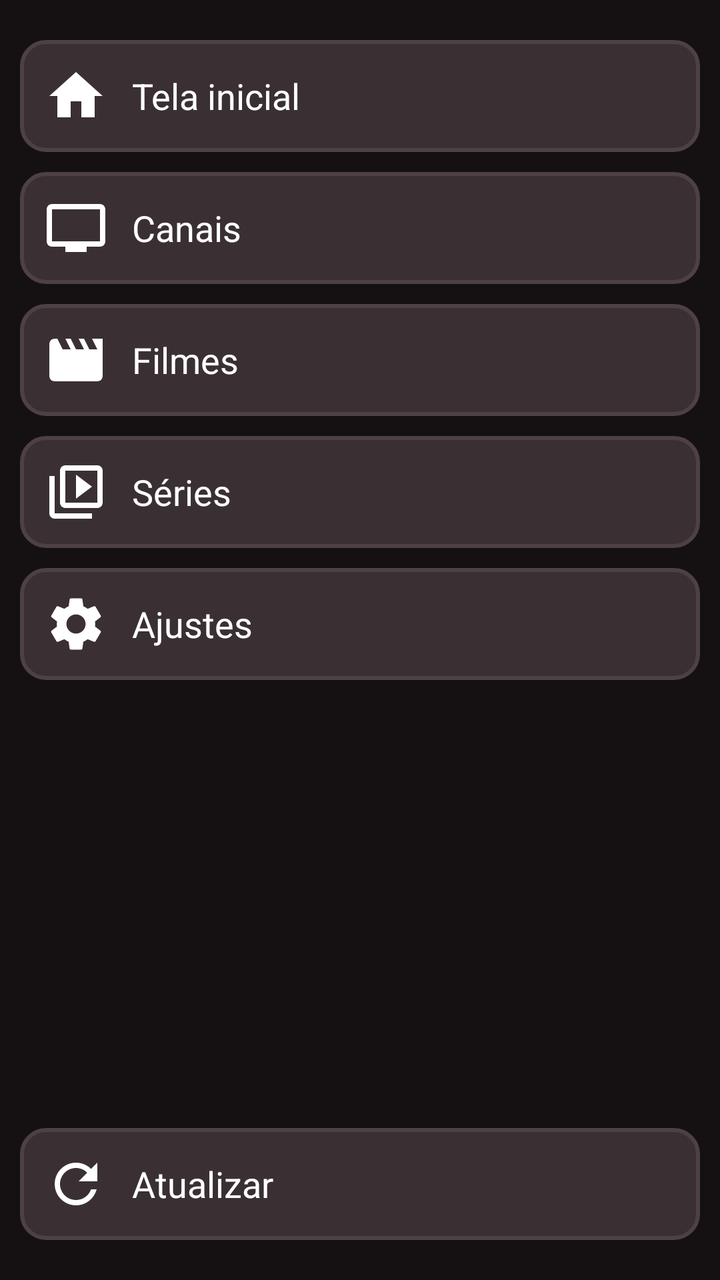
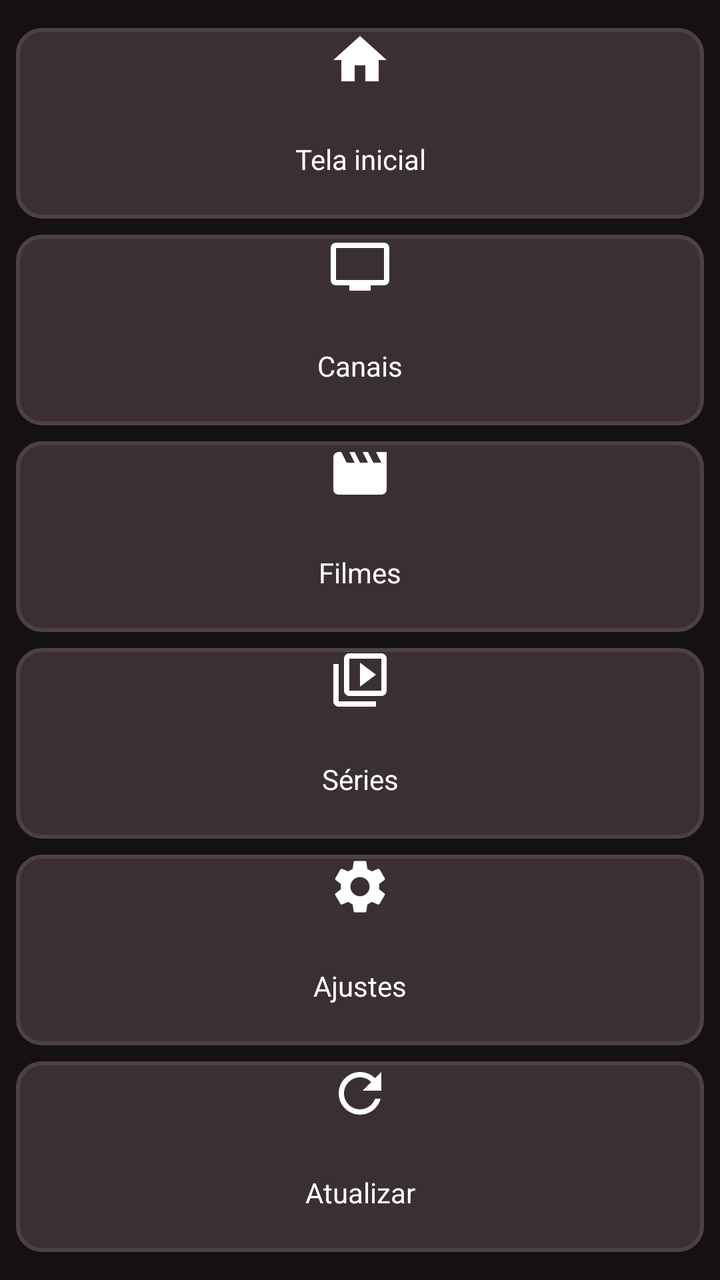

Before-and-after screenshots of an Android layout around one commit, followed by the original layout XML and the change that was made.
<!-- AndroidManifest.xml: application theme android:Theme.Material.NoActionBar -->
<!-- res/layout/layout_nav.xml -->
<?xml version="1.0" encoding="utf-8"?>
<LinearLayout xmlns:android="http://schemas.android.com/apk/res/android"
    android:id="@+id/group_nav"
    android:layout_width="200dp"
    android:layout_height="match_parent"
    android:background="#151113"
    android:orientation="vertical"
    android:paddingTop="20dp"
    android:paddingBottom="20dp">

    <TextView
        android:id="@+id/nav_home"
        android:layout_width="match_parent"
        android:layout_height="56dp"
        android:layout_marginLeft="10dp"
        android:layout_marginRight="10dp"
        android:layout_marginBottom="10dp"
        android:background="@drawable/bg_button"
        android:clickable="true"
        android:contentDescription="Tela inicial"
        android:drawableLeft="@drawable/ic_nav_home"
        android:drawablePadding="12dp"
        android:focusable="true"
        android:gravity="center_vertical"
        android:nextFocusDown="@+id/nav_live"
        android:paddingLeft="12dp"
        android:paddingRight="8dp"
        android:singleLine="true"
        android:text="Tela inicial"
        android:textColor="#FFFFFF"
        android:textSize="18sp" />

    <TextView
        android:id="@+id/nav_live"
        android:layout_width="match_parent"
        android:layout_height="56dp"
        android:layout_marginLeft="10dp"
        android:layout_marginRight="10dp"
        android:layout_marginBottom="10dp"
        android:background="@drawable/bg_button"
        android:clickable="true"
        android:contentDescription="Canais"
        android:drawableLeft="@drawable/ic_nav_live"
        android:drawablePadding="12dp"
        android:focusable="true"
        android:gravity="center_vertical"
        android:nextFocusDown="@+id/nav_movie"
        android:nextFocusUp="@+id/nav_home"
        android:paddingLeft="12dp"
        android:paddingRight="8dp"
        android:singleLine="true"
        android:text="Canais"
        android:textColor="#FFFFFF"
        android:textSize="18sp" />

    <TextView
        android:id="@+id/nav_movie"
        android:layout_width="match_parent"
        android:layout_height="56dp"
        android:layout_marginLeft="10dp"
        android:layout_marginRight="10dp"
        android:layout_marginBottom="10dp"
        android:background="@drawable/bg_button"
        android:clickable="true"
        android:contentDescription="Filmes"
        android:drawableLeft="@drawable/ic_nav_movie"
        android:drawablePadding="12dp"
        android:focusable="true"
        android:gravity="center_vertical"
        android:nextFocusDown="@+id/nav_series"
        android:nextFocusUp="@+id/nav_live"
        android:paddingLeft="12dp"
        android:paddingRight="8dp"
        android:singleLine="true"
        android:text="Filmes"
        android:textColor="#FFFFFF"
        android:textSize="18sp" />

    <TextView
        android:id="@+id/nav_series"
        android:layout_width="match_parent"
        android:layout_height="56dp"
        android:layout_marginLeft="10dp"
        android:layout_marginRight="10dp"
        android:layout_marginBottom="10dp"
        android:background="@drawable/bg_button"
        android:clickable="true"
        android:contentDescription="Séries"
        android:drawableLeft="@drawable/ic_nav_series"
        android:drawablePadding="12dp"
        android:focusable="true"
        android:gravity="center_vertical"
        android:nextFocusDown="@+id/nav_settings"
        android:nextFocusUp="@+id/nav_movie"
        android:paddingLeft="12dp"
        android:paddingRight="8dp"
        android:singleLine="true"
        android:text="Séries"
        android:textColor="#FFFFFF"
        android:textSize="18sp" />

    <TextView
        android:id="@+id/nav_settings"
        android:layout_width="match_parent"
        android:layout_height="56dp"
        android:layout_marginLeft="10dp"
        android:layout_marginRight="10dp"
        android:background="@drawable/bg_button"
        android:clickable="true"
        android:contentDescription="Ajustes"
        android:drawableLeft="@drawable/ic_nav_settings"
        android:drawablePadding="12dp"
        android:focusable="true"
        android:gravity="center_vertical"
        android:nextFocusDown="@+id/nav_refresh"
        android:nextFocusUp="@+id/nav_series"
        android:paddingLeft="12dp"
        android:paddingRight="8dp"
        android:singleLine="true"
        android:text="Ajustes"
        android:textColor="#FFFFFF"
        android:textSize="18sp" />

    <View
        android:layout_width="match_parent"
        android:layout_height="0dp"
        android:layout_weight="1" />

    <TextView
        android:id="@+id/nav_refresh"
        android:layout_width="match_parent"
        android:layout_height="56dp"
        android:layout_marginLeft="10dp"
        android:layout_marginRight="10dp"
        android:background="@drawable/bg_button"
        android:clickable="true"
        android:contentDescription="Atualizar lista"
        android:drawableLeft="@drawable/ic_nav_refresh"
        android:drawablePadding="12dp"
        android:focusable="true"
        android:gravity="center_vertical"
        android:nextFocusUp="@+id/nav_settings"
        android:paddingLeft="12dp"
        android:paddingRight="8dp"
        android:singleLine="true"
        android:text="Atualizar"
        android:textColor="#FFFFFF"
        android:textSize="18sp" />
</LinearLayout>
<!-- resources referenced by this layout -->
<resources>
  <!-- drawable bg_button (drawable) -->
  <?xml version="1.0" encoding="utf-8"?>
  <selector xmlns:android="http://schemas.android.com/apk/res/android">
  
      <item android:state_focused="true">
          <shape android:shape="rectangle">
              <solid android:color="#E50914" />
              <stroke
                  android:width="4dp"
                  android:color="#FFFFFF" />
              <corners android:radius="12dp" />
          </shape>
      </item>
  
      <item android:state_pressed="true">
          <shape android:shape="rectangle">
              <solid android:color="#B20710" />
              <stroke
                  android:width="4dp"
                  android:color="#FFFFFF" />
              <corners android:radius="12dp" />
          </shape>
      </item>
  
      <item>
          <shape android:shape="rectangle">
              <solid android:color="#3A3034" />
              <stroke
                  android:width="2dp"
                  android:color="#4D4145" />
              <corners android:radius="12dp" />
          </shape>
      </item>
  
  </selector>
  <!-- drawable ic_nav_home (drawable) -->
  <?xml version="1.0" encoding="utf-8"?>
  <vector xmlns:android="http://schemas.android.com/apk/res/android"
      android:width="32dp"
      android:height="32dp"
      android:viewportWidth="24"
      android:viewportHeight="24">
      <path
          android:fillColor="#FFFFFF"
          android:pathData="M10,20v-6h4v6h5v-8h3L12,3 2,12h3v8z" />
  </vector>
  <!-- drawable ic_nav_live (drawable) -->
  <?xml version="1.0" encoding="utf-8"?>
  <vector xmlns:android="http://schemas.android.com/apk/res/android"
      android:width="32dp"
      android:height="32dp"
      android:viewportWidth="24"
      android:viewportHeight="24">
      <path
          android:fillColor="#FFFFFF"
          android:pathData="M21,3L3,3c-1.1,0 -2,0.9 -2,2v12c0,1.1 0.9,2 2,2h5v2h8v-2h5c1.1,0 1.99,-0.9 1.99,-2L23,5c0,-1.1 -0.9,-2 -2,-2zM21,17L3,17L3,5h18v12z" />
  </vector>
  <!-- drawable ic_nav_movie (drawable) -->
  <?xml version="1.0" encoding="utf-8"?>
  <vector xmlns:android="http://schemas.android.com/apk/res/android"
      android:width="32dp"
      android:height="32dp"
      android:viewportWidth="24"
      android:viewportHeight="24">
      <path
          android:fillColor="#FFFFFF"
          android:pathData="M18,4l2,4h-3l-2,-4h-2l2,4h-3l-2,-4H8l2,4H7L5,4H4c-1.1,0 -1.99,0.9 -1.99,2L2,18c0,1.1 0.9,2 2,2h16c1.1,0 2,-0.9 2,-2V4h-4z" />
  </vector>
  <!-- drawable ic_nav_refresh (drawable) -->
  <?xml version="1.0" encoding="utf-8"?>
  <vector xmlns:android="http://schemas.android.com/apk/res/android"
      android:width="32dp"
      android:height="32dp"
      android:viewportWidth="24"
      android:viewportHeight="24">
      <path
          android:fillColor="#FFFFFF"
          android:pathData="M17.65,6.35C16.2,4.9 14.21,4 12,4c-4.42,0 -7.99,3.58 -7.99,8s3.57,8 7.99,8c3.73,0 6.84,-2.55 7.73,-6h-2.08c-0.82,2.33 -3.04,4 -5.65,4 -3.31,0 -6,-2.69 -6,-6s2.69,-6 6,-6c1.66,0 3.14,0.69 4.22,1.78L13,11h7V4l-2.35,2.35z" />
  </vector>
  <!-- drawable ic_nav_series (drawable) -->
  <?xml version="1.0" encoding="utf-8"?>
  <vector xmlns:android="http://schemas.android.com/apk/res/android"
      android:width="32dp"
      android:height="32dp"
      android:viewportWidth="24"
      android:viewportHeight="24">
      <path
          android:fillColor="#FFFFFF"
          android:pathData="M4,6H2v14c0,1.1 0.9,2 2,2h14v-2H4V6zM20,2H8c-1.1,0 -2,0.9 -2,2v12c0,1.1 0.9,2 2,2h12c1.1,0 2,-0.9 2,-2V4c0,-1.1 -0.9,-2 -2,-2zM20,16H8V4h12v12zM12,5.5v9l6,-4.5z" />
  </vector>
  <!-- unchanged entries left out for length: 1 -->
</resources>

<!-- the commit's change to res/layout/layout_nav.xml (unified diff, before → after) -->
@@ -1,149 +1,164 @@
 <?xml version="1.0" encoding="utf-8"?>
 <LinearLayout xmlns:android="http://schemas.android.com/apk/res/android"
     android:id="@+id/group_nav"
-    android:layout_width="200dp"
+    android:layout_width="110dp"
     android:layout_height="match_parent"
     android:background="#151113"
     android:orientation="vertical"
-    android:paddingTop="20dp"
-    android:paddingBottom="20dp">
+    android:paddingTop="10dp"
+    android:paddingBottom="10dp">
 
     <TextView
         android:id="@+id/nav_home"
         android:layout_width="match_parent"
-        android:layout_height="56dp"
-        android:layout_marginLeft="10dp"
-        android:layout_marginRight="10dp"
-        android:layout_marginBottom="10dp"
+        android:layout_height="0dp"
+        android:layout_marginLeft="8dp"
+        android:layout_marginTop="4dp"
+        android:layout_marginRight="8dp"
+        android:layout_marginBottom="4dp"
+        android:layout_weight="1"
         android:background="@drawable/bg_button"
         android:clickable="true"
         android:contentDescription="Tela inicial"
-        android:drawableLeft="@drawable/ic_nav_home"
-        android:drawablePadding="12dp"
+        android:drawableTop="@drawable/ic_nav_home"
+        android:drawablePadding="4dp"
+        android:ellipsize="end"
         android:focusable="true"
-        android:gravity="center_vertical"
+        android:gravity="center"
         android:nextFocusDown="@+id/nav_live"
-        android:paddingLeft="12dp"
-        android:paddingRight="8dp"
+        android:paddingLeft="4dp"
+        android:paddingRight="4dp"
         android:singleLine="true"
         android:text="Tela inicial"
         android:textColor="#FFFFFF"
-        android:textSize="18sp" />
+        android:textSize="14sp" />
 
     <TextView
         android:id="@+id/nav_live"
         android:layout_width="match_parent"
-        android:layout_height="56dp"
-        android:layout_marginLeft="10dp"
-        android:layout_marginRight="10dp"
-        android:layout_marginBottom="10dp"
+        android:layout_height="0dp"
+        android:layout_marginLeft="8dp"
+        android:layout_marginTop="4dp"
+        android:layout_marginRight="8dp"
+        android:layout_marginBottom="4dp"
+        android:layout_weight="1"
         android:background="@drawable/bg_button"
         android:clickable="true"
         android:contentDescription="Canais"
-        android:drawableLeft="@drawable/ic_nav_live"
-        android:drawablePadding="12dp"
+        android:drawableTop="@drawable/ic_nav_live"
+        android:drawablePadding="4dp"
+        android:ellipsize="end"
         android:focusable="true"
-        android:gravity="center_vertical"
+        android:gravity="center"
         android:nextFocusDown="@+id/nav_movie"
         android:nextFocusUp="@+id/nav_home"
-        android:paddingLeft="12dp"
-        android:paddingRight="8dp"
+        android:paddingLeft="4dp"
+        android:paddingRight="4dp"
         android:singleLine="true"
         android:text="Canais"
         android:textColor="#FFFFFF"
-        android:textSize="18sp" />
+        android:textSize="14sp" />
 
     <TextView
         android:id="@+id/nav_movie"
         android:layout_width="match_parent"
-        android:layout_height="56dp"
-        android:layout_marginLeft="10dp"
-        android:layout_marginRight="10dp"
-        android:layout_marginBottom="10dp"
+        android:layout_height="0dp"
+        android:layout_marginLeft="8dp"
+        android:layout_marginTop="4dp"
+        android:layout_marginRight="8dp"
+        android:layout_marginBottom="4dp"
+        android:layout_weight="1"
         android:background="@drawable/bg_button"
         android:clickable="true"
         android:contentDescription="Filmes"
-        android:drawableLeft="@drawable/ic_nav_movie"
-        android:drawablePadding="12dp"
+        android:drawableTop="@drawable/ic_nav_movie"
+        android:drawablePadding="4dp"
+        android:ellipsize="end"
         android:focusable="true"
-        android:gravity="center_vertical"
+        android:gravity="center"
         android:nextFocusDown="@+id/nav_series"
         android:nextFocusUp="@+id/nav_live"
-        android:paddingLeft="12dp"
-        android:paddingRight="8dp"
+        android:paddingLeft="4dp"
+        android:paddingRight="4dp"
         android:singleLine="true"
         android:text="Filmes"
         android:textColor="#FFFFFF"
-        android:textSize="18sp" />
+        android:textSize="14sp" />
 
     <TextView
         android:id="@+id/nav_series"
         android:layout_width="match_parent"
-        android:layout_height="56dp"
-        android:layout_marginLeft="10dp"
-        android:layout_marginRight="10dp"
-        android:layout_marginBottom="10dp"
+        android:layout_height="0dp"
+        android:layout_marginLeft="8dp"
+        android:layout_marginTop="4dp"
+        android:layout_marginRight="8dp"
+        android:layout_marginBottom="4dp"
+        android:layout_weight="1"
         android:background="@drawable/bg_button"
         android:clickable="true"
         android:contentDescription="Séries"
-        android:drawableLeft="@drawable/ic_nav_series"
-        android:drawablePadding="12dp"
+        android:drawableTop="@drawable/ic_nav_series"
+        android:drawablePadding="4dp"
+        android:ellipsize="end"
         android:focusable="true"
-        android:gravity="center_vertical"
+        android:gravity="center"
         android:nextFocusDown="@+id/nav_settings"
         android:nextFocusUp="@+id/nav_movie"
-        android:paddingLeft="12dp"
-        android:paddingRight="8dp"
+        android:paddingLeft="4dp"
+        android:paddingRight="4dp"
         android:singleLine="true"
         android:text="Séries"
         android:textColor="#FFFFFF"
-        android:textSize="18sp" />
+        android:textSize="14sp" />
 
     <TextView
         android:id="@+id/nav_settings"
         android:layout_width="match_parent"
-        android:layout_height="56dp"
-        android:layout_marginLeft="10dp"
-        android:layout_marginRight="10dp"
+        android:layout_height="0dp"
+        android:layout_marginLeft="8dp"
+        android:layout_marginTop="4dp"
+        android:layout_marginRight="8dp"
+        android:layout_marginBottom="4dp"
+        android:layout_weight="1"
         android:background="@drawable/bg_button"
         android:clickable="true"
         android:contentDescription="Ajustes"
-        android:drawableLeft="@drawable/ic_nav_settings"
-        android:drawablePadding="12dp"
+        android:drawableTop="@drawable/ic_nav_settings"
+        android:drawablePadding="4dp"
+        android:ellipsize="end"
         android:focusable="true"
-        android:gravity="center_vertical"
+        android:gravity="center"
         android:nextFocusDown="@+id/nav_refresh"
         android:nextFocusUp="@+id/nav_series"
-        android:paddingLeft="12dp"
-        android:paddingRight="8dp"
+        android:paddingLeft="4dp"
+        android:paddingRight="4dp"
         android:singleLine="true"
         android:text="Ajustes"
         android:textColor="#FFFFFF"
-        android:textSize="18sp" />
-
-    <View
-        android:layout_width="match_parent"
-        android:layout_height="0dp"
-        android:layout_weight="1" />
+        android:textSize="14sp" />
 
     <TextView
         android:id="@+id/nav_refresh"
         android:layout_width="match_parent"
-        android:layout_height="56dp"
-        android:layout_marginLeft="10dp"
-        android:layout_marginRight="10dp"
+        android:layout_height="0dp"
+        android:layout_marginLeft="8dp"
+        android:layout_marginTop="4dp"
+        android:layout_marginRight="8dp"
+        android:layout_marginBottom="4dp"
+        android:layout_weight="1"
         android:background="@drawable/bg_button"
         android:clickable="true"
         android:contentDescription="Atualizar lista"
-        android:drawableLeft="@drawable/ic_nav_refresh"
-        android:drawablePadding="12dp"
+        android:drawableTop="@drawable/ic_nav_refresh"
+        android:drawablePadding="4dp"
+        android:ellipsize="end"
         android:focusable="true"
-        android:gravity="center_vertical"
+        android:gravity="center"
         android:nextFocusUp="@+id/nav_settings"
-        android:paddingLeft="12dp"
-        android:paddingRight="8dp"
+        android:paddingLeft="4dp"
+        android:paddingRight="4dp"
         android:singleLine="true"
         android:text="Atualizar"
         android:textColor="#FFFFFF"
-        android:textSize="18sp" />
+        android:textSize="14sp" />
 </LinearLayout>
